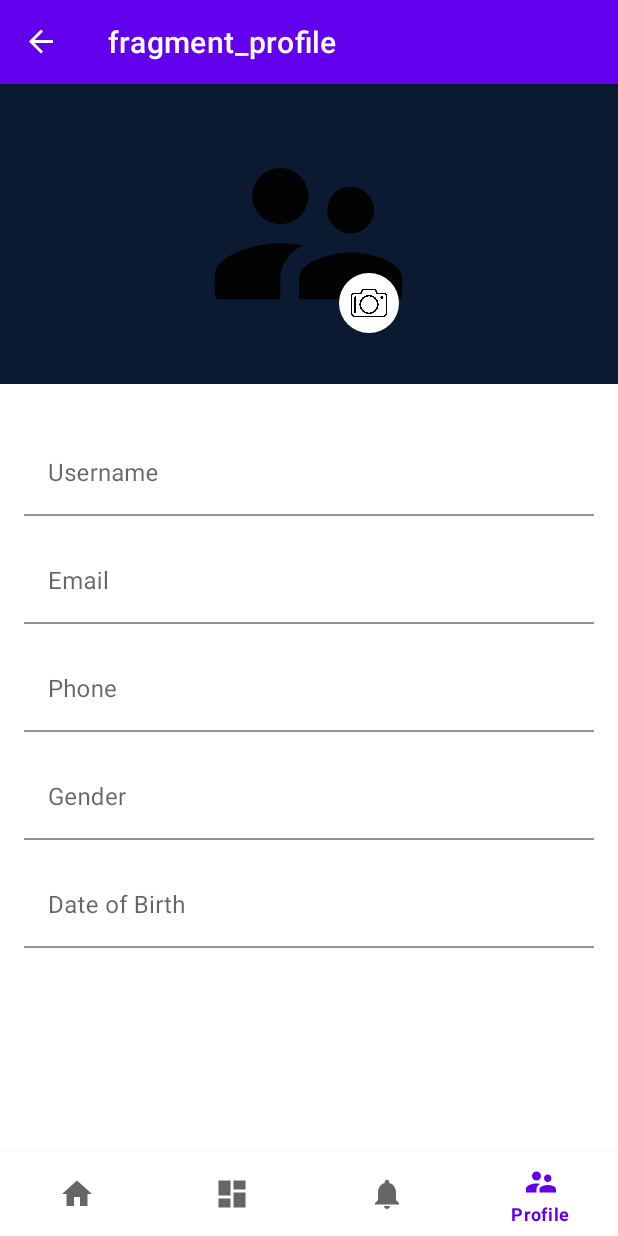
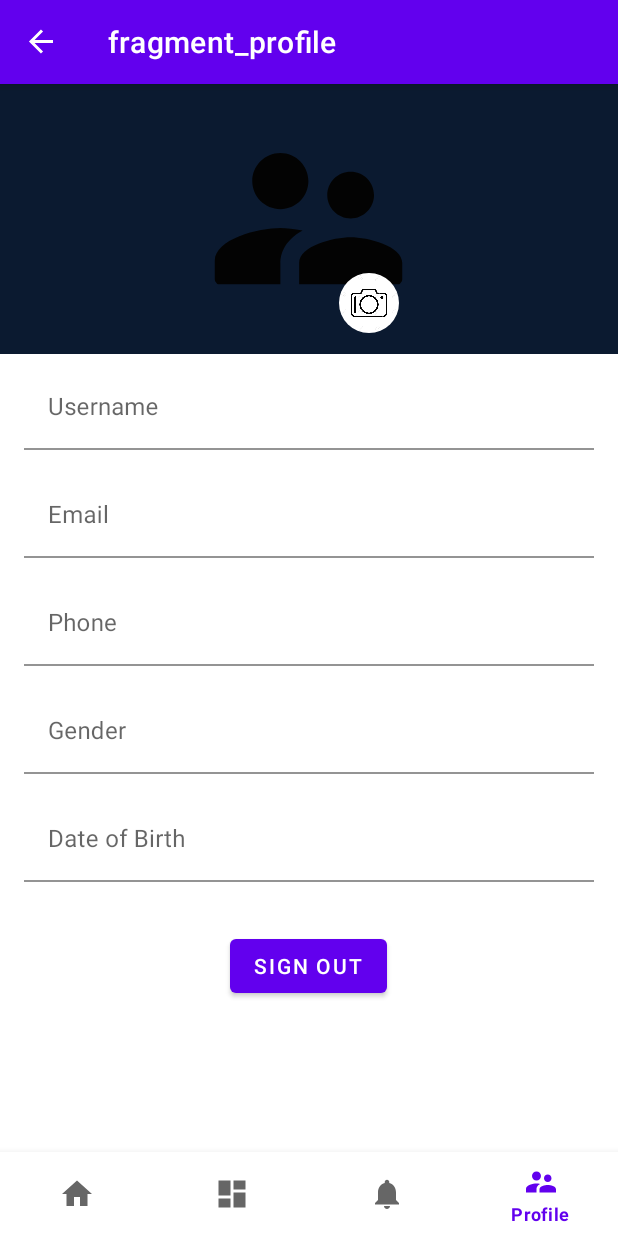
Before and after one commit to Aruuke7/TaskApp37, an Android app: the ProfileFragment screen opened through its navigation route, on a phone screen of 412 x 824 dp. Run offline under Robolectric (Android 15) with nearby library versions, the phone set to English and light mode, and no system bars; our stand-ins replace CircleImageView, Firebase (no records; nobody signed in at launch, a user with empty details on screens opened directly), Room's generated code, navigation-ui; 1 statement that could not run was skipped.

Commit message:
h/w less 7

```diff
--- a/app/src/main/java/kg/geektech/taskapp37/PhotoFragment.java
+++ b/app/src/main/java/kg/geektech/taskapp37/PhotoFragment.java
@@ -34,7 +34,6 @@ public class PhotoFragment extends Fragment {
         savePhoto();
 
         requireActivity().getOnBackPressedDispatcher().addCallback(getViewLifecycleOwner(), new OnBackPressedCallback(true) {
-            @SuppressLint("ResourceType")
             @Override
             public void handleOnBackPressed() {
                 NavController navController = Navigation.findNavController(requireActivity(),R.id.nav_host_fragment_activity_main);
--- a/app/src/main/java/kg/geektech/taskapp37/Prefs.java
+++ b/app/src/main/java/kg/geektech/taskapp37/Prefs.java
@@ -36,20 +36,20 @@ public class Prefs {
         preferences.edit().putString("image",image.toString()).apply();
     }
 
-    public String isImageSave(){
+    public String getSavedImage(){
         return preferences.getString("image",null);
     }
 
     public  void saveEmail(String email){
         preferences.edit().putString("email", email).apply();
     }
-    public String isEmailSave(){ return  preferences.getString("email",null);}
+    public String getSavedEmail(){ return  preferences.getString("email",null);}
 
     public void savePhone(String phone){
         preferences.edit().putString("phone",phone).apply();
     }
 
-    public String isPhoneSave(){
+    public String getSavedPnone(){
         return preferences.getString("phone",null);
     }
 
@@ -57,7 +57,7 @@ public class Prefs {
         preferences.edit().putString("gender",gender).apply();
     }
 
-    public String isGenderSave(){
+    public String getSavedGender(){
         return preferences.getString("gender",null);
     }
 
@@ -65,7 +65,11 @@ public class Prefs {
         preferences.edit().putString("date",date).apply();
     }
 
-    public String isDateSave(){
+    public String getSavedDate(){
         return  preferences.getString("date",null);
     }
+
+    public void deleteUserImage(Uri image) {
+        preferences.edit().remove(String.valueOf(image)).apply();
+    }
 }
--- a/app/src/main/java/kg/geektech/taskapp37/ui/profile/ProfileFragment.java
+++ b/app/src/main/java/kg/geektech/taskapp37/ui/profile/ProfileFragment.java
@@ -1,8 +1,6 @@
 package kg.geektech.taskapp37.ui.profile;
 
 import android.app.AlertDialog;
-import android.content.DialogInterface;
-import android.content.res.Resources;
 import android.net.Uri;
 import android.os.Bundle;
 
@@ -16,14 +14,13 @@ import androidx.navigation.Navigation;
 
 import android.text.Editable;
 import android.text.TextWatcher;
-import android.util.Log;
 import android.view.LayoutInflater;
 import android.view.View;
 import android.view.ViewGroup;
+import android.widget.Toast;
 
 import com.bumptech.glide.Glide;
 
-import kg.geektech.taskapp37.PhotoFragment;
 import kg.geektech.taskapp37.Prefs;
 import kg.geektech.taskapp37.R;
 import kg.geektech.taskapp37.databinding.FragmentProfileBinding;
@@ -48,26 +45,42 @@ public class ProfileFragment extends Fragment {
         saveImage(prefs);
         saveData(prefs);
         sharePhoto(prefs);
+        initClick();
 
-        if (prefs.isImageSave() != null) {
-            Glide.with(binding.imageView).load(prefs.isImageSave()).into(binding.imageView);
+
+        if (!prefs.getSavedImage().equals("")) {
+            Glide.with(binding.imageView).load(prefs.getSavedImage()).into(binding.imageView);
             change = true;
         }
     }
 
     private void sharePhoto(Prefs prefs) {
-        binding.imageView.setOnClickListener(new View.OnClickListener() {
-            @Override
-            public void onClick(View v) {
-                    NavController navController = Navigation.findNavController(requireActivity(), R.id.nav_host_fragment_activity_main);
-                    Bundle bundle = new Bundle();
-                    bundle.putString("photo", prefs.isImageSave());
-                    navController.navigate(R.id.photoFragment,bundle);
-            }
+        binding.imageView.setOnClickListener(v -> {
+            if (!prefs.getSavedImage().equals("")) {
+                NavController navController = Navigation.findNavController(requireActivity(), R.id.nav_host_fragment_activity_main);
+                Bundle bundle = new Bundle();
+                bundle.putString("photo", prefs.getSavedImage());
+                navController.navigate(R.id.photoFragment, bundle);
+
+            } else
+                Toast.makeText(requireContext(), "Фотография отсутствует", Toast.LENGTH_LONG).show();
         });
     }
 
 
+    private void initClick() {
+        binding.signOut.setOnClickListener(v -> {
+
+            new AlertDialog.Builder(requireContext())
+                    .setMessage("Do you want to log out?")
+                    .setPositiveButton("Yes", (dialog, which) -> {
+                        NavController navController = Navigation.findNavController(requireActivity(), R.id.nav_host_fragment_activity_main);
+                        navController.navigate(R.id.loginFragment);
+                    })
+                    .setNegativeButton("Cancel", null)
+                    .show();
+        });
+    }
 
     private void saveData(Prefs prefs) {
         binding.username.addTextChangedListener(new TextWatcher() {
@@ -102,7 +115,7 @@ public class ProfileFragment extends Fragment {
             prefs.saveEmail(s.toString());
             }
         });
-        binding.email.setText(prefs.isEmailSave());
+        binding.email.setText(prefs.getSavedEmail());
 
         binding.phone.addTextChangedListener(new TextWatcher() {
             @Override
@@ -120,7 +133,7 @@ public class ProfileFragment extends Fragment {
             prefs.savePhone(s.toString());
             }
         });
-        binding.phone.setText(prefs.isPhoneSave());
+        binding.phone.setText(prefs.getSavedPnone());
 
         binding.gender.addTextChangedListener(new TextWatcher() {
             @Override
@@ -139,7 +152,7 @@ public class ProfileFragment extends Fragment {
             }
         });
 
-        binding.gender.setText(prefs.isGenderSave());
+        binding.gender.setText(prefs.getSavedGender());
 
         binding.date.addTextChangedListener(new TextWatcher() {
             @Override
@@ -157,14 +170,14 @@ public class ProfileFragment extends Fragment {
             prefs.saveDate(s.toString());
             }
         });
-        binding.date.setText(prefs.isDateSave());
+        binding.date.setText(prefs.getSavedDate());
     }
 
 
     private void saveImage(Prefs prefs) {
         activityResultLauncher = registerForActivityResult(new ActivityResultContracts.GetContent(),
                 uri -> {
-            if (prefs.isImageSave() != null) {
+            if (prefs.getSavedImage() != null) {
                 Glide.with(binding.imageView).load(uri).into(binding.imageView);
                 prefs.saveImage(uri);
                 binding.imageView.setImageURI(uri);
@@ -173,6 +186,8 @@ public class ProfileFragment extends Fragment {
                 binding.imageView.setImageResource(R.drawable.ic_baseline_supervisor_account_24);
             }
                 });
+
+
 
         binding.addPhoto.setOnClickListener(v -> {
             if (change) {
@@ -183,6 +198,7 @@ public class ProfileFragment extends Fragment {
                                 activityResultLauncher.launch("image/*");
                             }else  if (options[which].equals(options[1])){
                                 binding.imageView.setImageResource(R.drawable.ic_baseline_supervisor_account_24);
+                                prefs.deleteUserImage(Uri.parse(prefs.getSavedImage()));
                             }
                         }).show();
             } else {
--- a/app/src/main/res/layout/fragment_profile.xml
+++ b/app/src/main/res/layout/fragment_profile.xml
@@ -16,7 +16,7 @@
     app:layout_constraintTop_toTopOf="parent"
     app:layout_constraintBottom_toTopOf="@id/titles_linear"
     android:orientation="vertical"
-    android:layout_height="200dp"
+    android:layout_height="180dp"
     tools:ignore="MissingConstraints">
 
     <de.hdodenhof.circleimageview.CircleImageView
@@ -60,7 +60,7 @@
           android:hint="Username"
           android:layout_marginHorizontal="16dp"
           android:paddingStart="16dp"
-          android:layout_marginTop="32dp"/>
+          android:layout_marginTop="8dp"/>
 
 
   </com.google.android.material.textfield.TextInputLayout>
@@ -142,6 +142,14 @@
 
 
     </com.google.android.material.textfield.TextInputLayout>
+
+    <Button
+        android:id="@+id/sign_out"
+        android:layout_width="wrap_content"
+        android:layout_height="wrap_content"
+        android:text="sign out"
+        android:layout_marginTop="32dp"
+        android:layout_gravity="center"/>
 </LinearLayout>
 
 
```
Also changed, not shown: app/src/main/java/kg/geektech/taskapp37/ui/auth/LoginFragment.java (+57 -10 lines).
